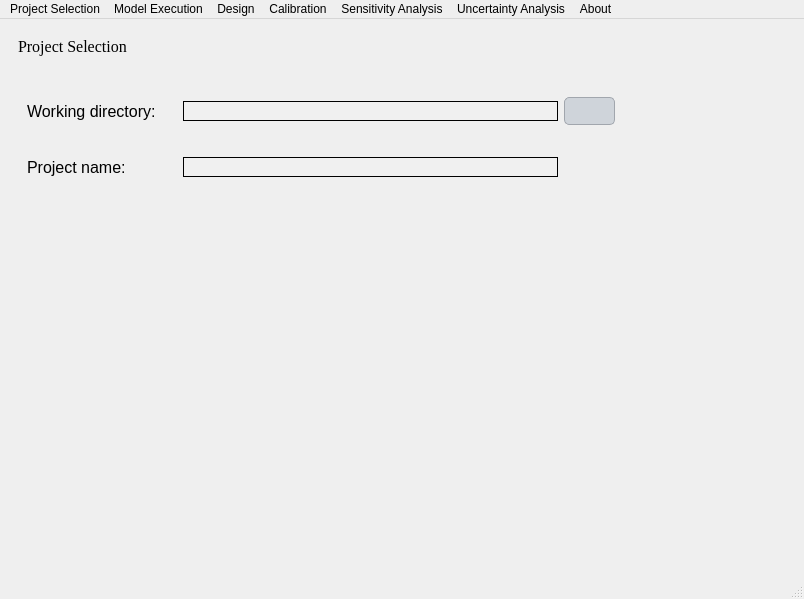
Qt form Source_code/ui/Qvfsmod_dialog_base.ui (Inigobarbe/VFSMOD-GUI) before a commit.
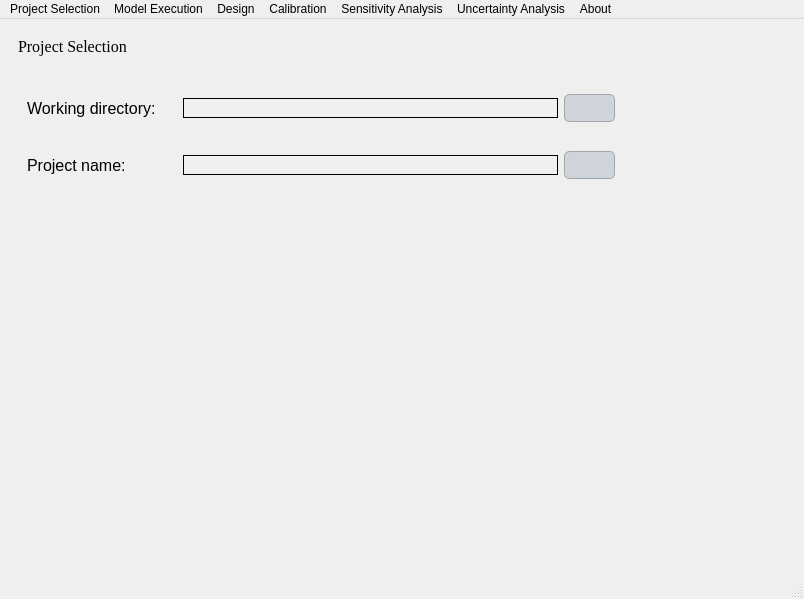
The same form after that commit. Icons and pictures are not drawn.

What changed in the file:
```diff
--- a/Source_code/ui/Qvfsmod_dialog_base.ui
+++ b/Source_code/ui/Qvfsmod_dialog_base.ui
@@ -336,6 +336,13 @@
                 </property>
                </widget>
               </item>
+              <item>
+               <widget class="QPushButton" name="select_project_name">
+                <property name="text">
+                 <string/>
+                </property>
+               </widget>
+              </item>
               <item>
                <spacer name="horizontalSpacer_2">
                 <property name="orientation">
```
Left out of the diff: 2 changed lines with no effect on the pictures.
